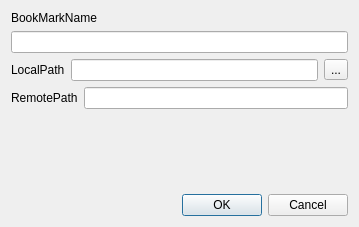
Above: src/sftpwindow/sftpmenubookmarkwidget.ui from QQxiaoming/quardCRT before the change. Below: the same form after it.
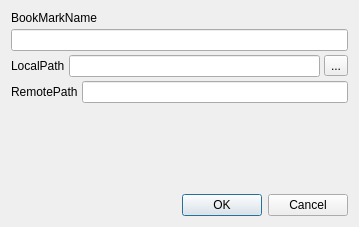
That is the form after the change.

The edit to the form file:
```diff
--- a/src/sftpwindow/sftpmenubookmarkwidget.ui
+++ b/src/sftpwindow/sftpmenubookmarkwidget.ui
@@ -11,6 +11,9 @@
    </rect>
   </property>
   <layout class="QVBoxLayout" name="verticalLayout">
+   <property name="spacing">
+    <number>4</number>
+   </property>
    <item>
     <widget class="QLabel" name="label">
      <property name="text">
@@ -23,6 +26,9 @@
    </item>
    <item>
     <layout class="QHBoxLayout" name="horizontalLayout">
+     <property name="spacing">
+      <number>4</number>
+     </property>
      <item>
       <widget class="QLabel" name="label_2">
        <property name="sizePolicy">
@@ -50,6 +56,9 @@
    </item>
    <item>
     <layout class="QHBoxLayout" name="horizontalLayout_2">
+     <property name="spacing">
+      <number>4</number>
+     </property>
      <item>
       <widget class="QLabel" name="label_3">
        <property name="sizePolicy">
```
Left out of the diff: 1 changed line with no effect on the pictures.
